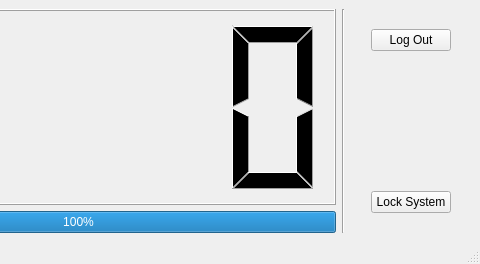
Before: the Qt Designer form timerwindow.ui in Libki/libki-client, drawn with Qt 5; both pictures show x 210 to 690 and y 0 to 264 of the 690 by 264 pixel window.
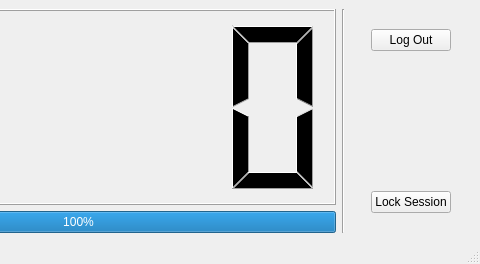
After: the same form once the commit is applied. Icons and pictures are not drawn.

Commit message: Use lock icon instead of pause icon

What changed in the file:
```diff
--- a/timerwindow.ui
+++ b/timerwindow.ui
@@ -137,7 +137,7 @@
          <bool>true</bool>
         </property>
         <property name="text">
-         <string>Lock System</string>
+         <string>Lock Session</string>
         </property>
         <property name="icon">
          <iconset resource="libki.qrc">
```
Left out of the diff: 4 changed lines with no effect on the pictures. The commit also changes 3 other files.
